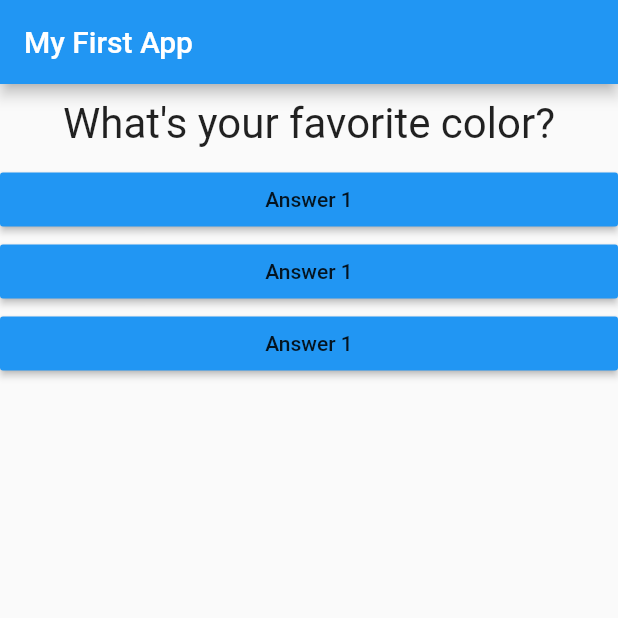
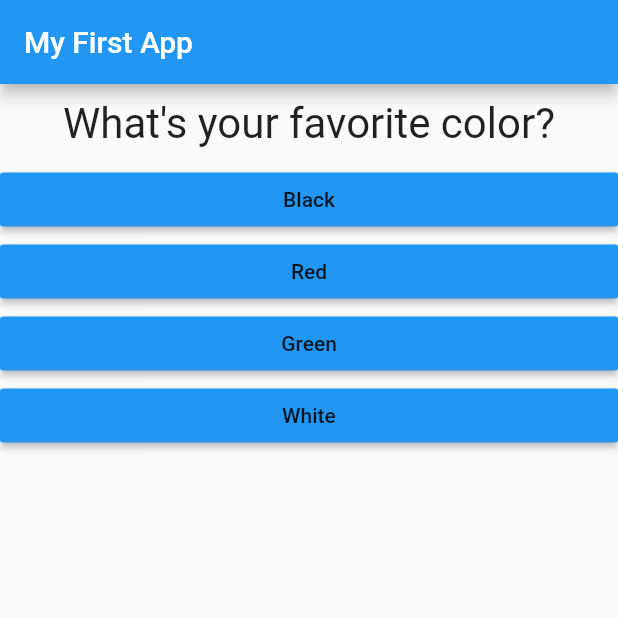
Before and after one commit to anojan1996/Quiz-App, a Flutter app: the screen it shows after launch, on a phone screen of 412 x 824 dp, the top half of it. Run offline on Flutter 3.47's test engine with Material 2 defaults, Android fonts, the phone set to English and light mode, and no system bars.

```diff
--- a/quiz_app/lib/answer.dart
+++ b/quiz_app/lib/answer.dart
@@ -2,8 +2,9 @@ import 'package:flutter/material.dart';
 
 class Answer extends StatelessWidget {
   final Function selectHandler;
+  final String answerText;
 
-  Answer(this.selectHandler);
+  Answer(this.selectHandler, this.answerText);
 
   @override
   Widget build(BuildContext context) {
@@ -11,7 +12,7 @@ class Answer extends StatelessWidget {
       width: double.infinity,
       child: RaisedButton(
         color: Colors.blue,
-        child: Text('Answer 1'),
+        child: Text(answerText),
         onPressed: () =>selectHandler(),
       ),
     );
--- a/quiz_app/lib/main.dart
+++ b/quiz_app/lib/main.dart
@@ -25,8 +25,18 @@ class _MyAppState extends State<MyApp> {
   @override
   Widget build(BuildContext context) {
     var questions = [
-      'What\'s your favorite color?',
-      'What\'s your favorite animal?',
+      {
+        'questionText': 'What\'s your favorite color?',
+        'answers': ['Black', 'Red', 'Green', 'White'],
+      },
+      {
+        'questionText': 'What\'s your favorite animal?',
+        'answers': ['Rabbit', 'Snake', 'Elephant', 'Lion'],
+      },
+      {
+        'questionText': 'Who\'s your favorite instructor?',
+        'answers': ['Max', 'Max', 'Max', 'Max'],
+      },
     ];
     return MaterialApp(
       home: Scaffold(
@@ -36,11 +46,12 @@ class _MyAppState extends State<MyApp> {
         body: Column(
           children: [
             Question(
-              questions[_questionIndex],
+              questions[_questionIndex]['questionText']?.toString() ?? ''
             ),
-            Answer(_answerQuestion),
-            Answer(_answerQuestion),
-            Answer(_answerQuestion),
+            ...(questions[_questionIndex]['answers'] as List<String>)
+                .map((answer) {
+              return Answer(_answerQuestion, answer);
+            }).toList()
           ],
         ),
       ),
```
